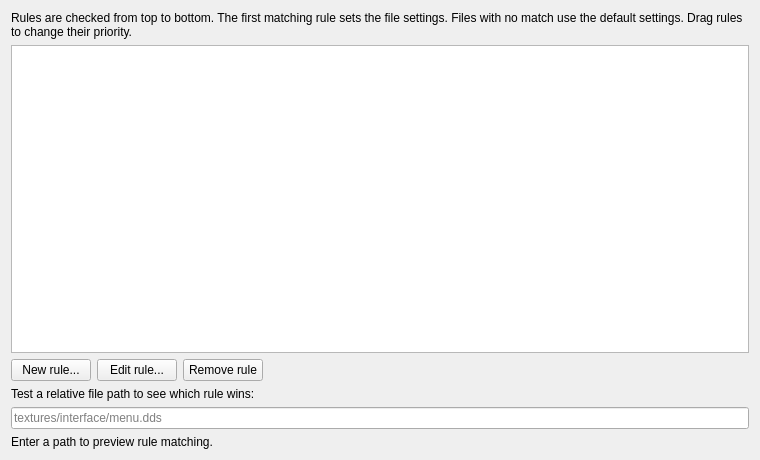
This is src/gui/PatternsManagerWindow.ui in Guekka/cathedral-assets-optimizer as Qt 5 draws it before an edit. The edited form follows.
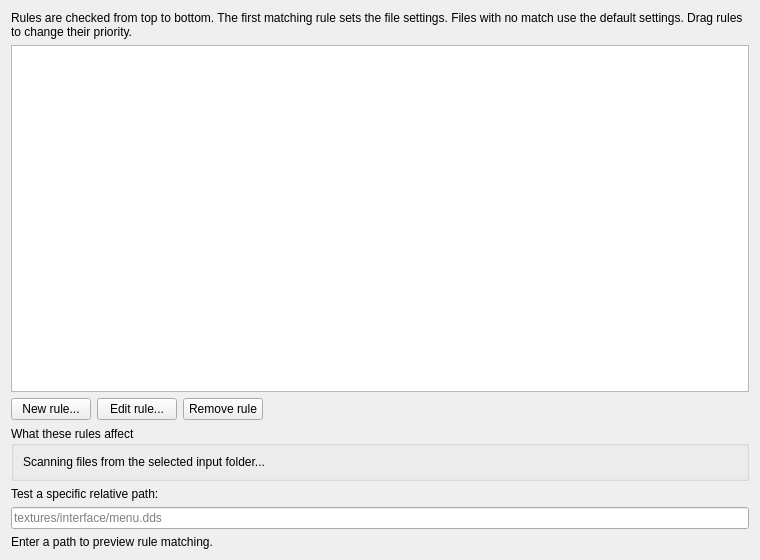
This is the edited form.

Commit message:
feat(ui): preview file-rule impact in the selected mod
Show actual per-rule file counts and examples from the selected input, including shadowed matches. Refresh the preview when rules are changed or reordered.

Patch:
```diff
--- a/src/gui/PatternsManagerWindow.ui
+++ b/src/gui/PatternsManagerWindow.ui
@@ -7,7 +7,7 @@
     <x>0</x>
     <y>0</y>
     <width>760</width>
-    <height>460</height>
+    <height>560</height>
    </rect>
   </property>
   <property name="windowTitle">
@@ -81,10 +81,29 @@
      </item>
     </layout>
    </item>
+   <item>
+    <widget class="QGroupBox" name="impactGroupBox">
+     <property name="title">
+      <string>What these rules affect</string>
+     </property>
+     <layout class="QVBoxLayout" name="impactLayout">
+      <item>
+       <widget class="QLabel" name="impactSummaryLabel">
+        <property name="text">
+         <string>Scanning files from the selected input folder...</string>
+        </property>
+        <property name="wordWrap">
+         <bool>true</bool>
+        </property>
+       </widget>
+      </item>
+     </layout>
+    </widget>
+   </item>
    <item>
     <widget class="QLabel" name="samplePathLabel">
      <property name="text">
-      <string>Test a relative file path to see which rule wins:</string>
+      <string>Test a specific relative path:</string>
      </property>
     </widget>
    </item>
```
The commit also changes 5 other files.
